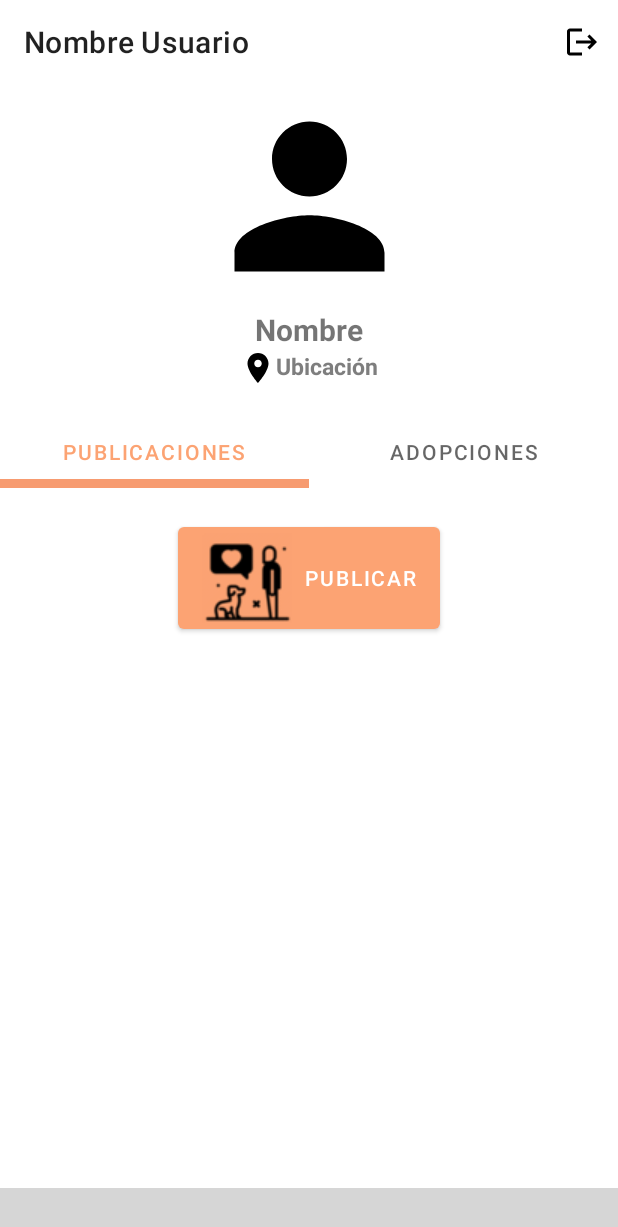
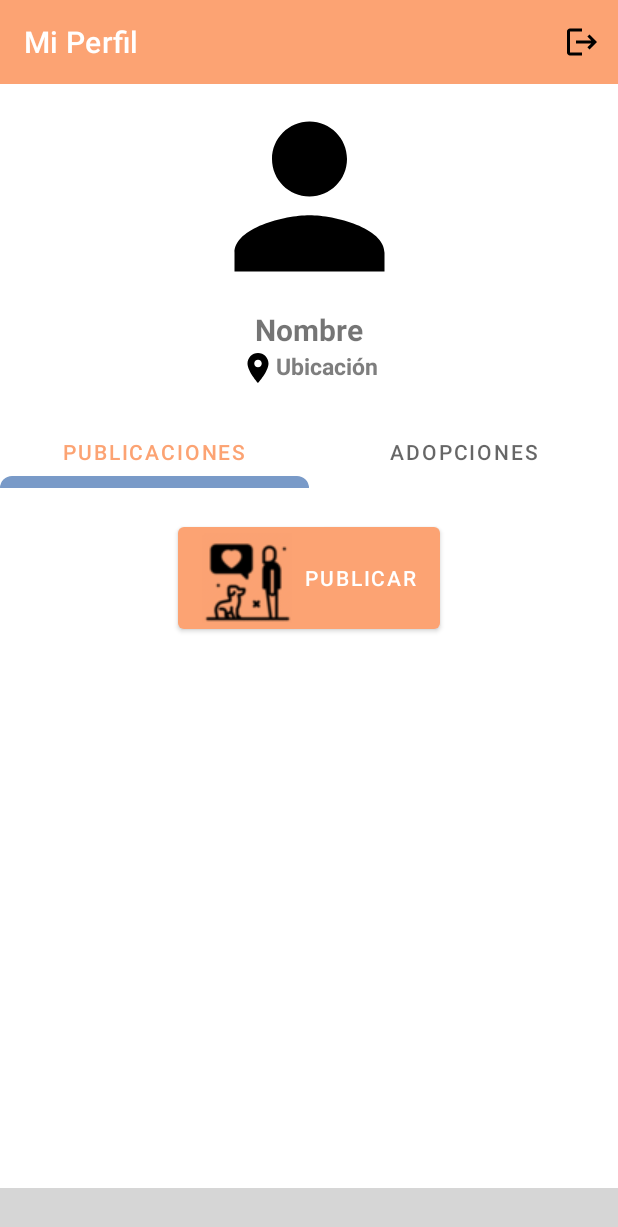
Before and after one commit to JessicaPC/pawfect_proyecto, an Android app: the fragment ProfileFragment placed in its activity, on a phone screen of 412 x 824 dp. Shown: the top 1227 px of the screen. Run offline under Robolectric (Android 15) with nearby library versions, the phone set to English and light mode, and no system bars; our stand-ins replace Firebase (no records; nobody signed in at launch, a user with empty details on screens opened directly); libraries missing offline, so code that uses them is left out: nl.joery.animatedbottombar; plain views replace AnimatedBottomBar; 1 statement that could not run was skipped; grey boxes are pictures that could not be loaded.

Commit message:
Nombre Recuperado de Firestore para mostrar en perfil

```diff
--- a/app/build.gradle
+++ b/app/build.gradle
@@ -49,6 +49,7 @@ dependencies {
     implementation 'com.google.firebase:firebase-analytics-ktx'
     // Lottie animation
     implementation("com.airbnb.android:lottie:6.0.0")
+    // Bottom Nav Library
     implementation 'nl.joery.animatedbottombar:library:1.1.0'
     // Splash
     implementation 'androidx.core:core-splashscreen:1.0.1'
--- /dev/null
+++ b/app/src/main/java/com/example/pawfect/model/User.kt
@@ -0,0 +1,12 @@
+package com.example.pawfect.model
+
+class User(
+    //var id: String,
+    var name: String,
+    var email : String,
+    var numberPhone: Int,
+    var password: String
+// var gallery: List<String>) {
+){
+
+}
--- a/app/src/main/java/com/example/pawfect/ui/profile/ProfileFragment.kt
+++ b/app/src/main/java/com/example/pawfect/ui/profile/ProfileFragment.kt
@@ -16,6 +16,7 @@ import androidx.viewpager2.widget.ViewPager2
 import com.example.pawfect.R
 import com.example.pawfect.databinding.ActivityMainBinding
 import com.example.pawfect.databinding.FragmentProfileBinding
+import com.example.pawfect.model.User
 import com.example.pawfect.ui.LoginActivity
 import com.example.pawfect.ui.profile.adapter.FragmentPageAdapter
 import com.example.pawfect.ui.profile.fragments.AdoptionsFragment
@@ -48,6 +49,8 @@ class ProfileFragment : Fragment() {
     ): View? {
         // Inflate the layout for this fragment
         binding = FragmentProfileBinding.inflate(inflater, container, false)
+
+        recoverUserData()
 
         // Inicializar ViewPager2 y TabLayout
         viewPager = binding.viewpager
@@ -104,31 +107,38 @@ class ProfileFragment : Fragment() {
 
     }
 
+
+
     private fun recoverUserData() {
-        /*
+        recoverUserName()
+    }
+
+    private fun recoverUserName(){
         val user = auth.currentUser
-        val userId = user?.uid
+        val userEmail = user?.email
 
-        if (userId != null) {
-            val userRef = db.collection("users").document(userId)
-            userRef.get()
-                .addOnSuccessListener { documentSnapshot ->
-                    if (documentSnapshot.exists()) {
-                        val userData = documentSnapshot.toObject(Usuario::class.java)
-                        val userName = userData?.nombre
-
-                        // Establecer el nombre de usuario en el TextView
-                        binding.nameText.text = userName
+        if (userEmail != null) {
+            db.collection("users")
+                .whereEqualTo("email", userEmail)
+                .get()
+                .addOnCompleteListener { task ->
+                    if (task.isSuccessful) {
+                        val documents = task.result?.documents
+                        if (!documents.isNullOrEmpty()) {
+                            val document = documents[0]
+                            val userName = document.getString("name")
+                            // Establecer el nombre de usuario en el TextView
+                            binding.nameText.text = userName
+                        }
+                    } else {
+                        // Manejar el error de la consulta
                     }
-                }
-                .addOnFailureListener { exception ->
-                    // Manejar el error de la consulta
                 }
         }
 
-         */
     }
 
 
 
+
 }
--- /dev/null
+++ b/app/src/main/res/drawable/tab_indicator.xml
@@ -0,0 +1,9 @@
+<?xml version="1.0" encoding="utf-8"?>
+<shape xmlns:android="http://schemas.android.com/apk/res/android">
+    <solid android:color="@color/blue" /> <!-- Color de la línea indicadora -->
+    <corners
+        android:topLeftRadius="10dp"
+        android:topRightRadius="10dp" /> <!-- Esquinas superiores redondeadas -->
+    <size android:width="48dp" /> <!-- Ancho de la línea indicadora -->
+    <size android:height="10dp" /> <!-- Altura de la línea indicadora -->
+</shape>
--- a/app/src/main/res/layout/fragment_profile.xml
+++ b/app/src/main/res/layout/fragment_profile.xml
@@ -14,8 +14,10 @@
         app:layout_constraintEnd_toEndOf="parent"
         app:layout_constraintStart_toStartOf="parent"
         app:layout_constraintTop_toTopOf="parent"
-        app:title="Nombre Usuario"
-        app:menu="@menu/settings_menu"/>
+        app:title="Mi Perfil"
+        app:menu="@menu/settings_menu"
+        android:background="@color/orange"
+        app:titleTextColor="@color/white"/>
 
     <androidx.appcompat.widget.AppCompatImageView
         android:id="@+id/profile_img"
@@ -63,10 +65,10 @@
         app:layout_constraintStart_toStartOf="parent"
         app:layout_constraintEnd_toEndOf="parent"
         app:layout_constraintTop_toBottomOf="@+id/location_text"
-        app:tabIndicatorHeight="6dp"
-        app:tabIndicatorColor="#F79B70"
+        app:tabIndicatorHeight="8dp"
+        app:tabIndicatorColor="@color/blue"
         android:layout_marginTop="20dp"
-
+        app:tabIndicator="@drawable/tab_indicator"
         />
 
     <androidx.viewpager2.widget.ViewPager2
--- a/app/src/main/res/values/colors.xml
+++ b/app/src/main/res/values/colors.xml
@@ -3,4 +3,6 @@
     <color name="black">#FF000000</color>
     <color name="white">#FFFFFFFF</color>
     <color name="orange">#FCA373</color>
+    <color name="blue">#799AC8</color>
+
 </resources>
```
Also changed, not shown: 99 other files.
